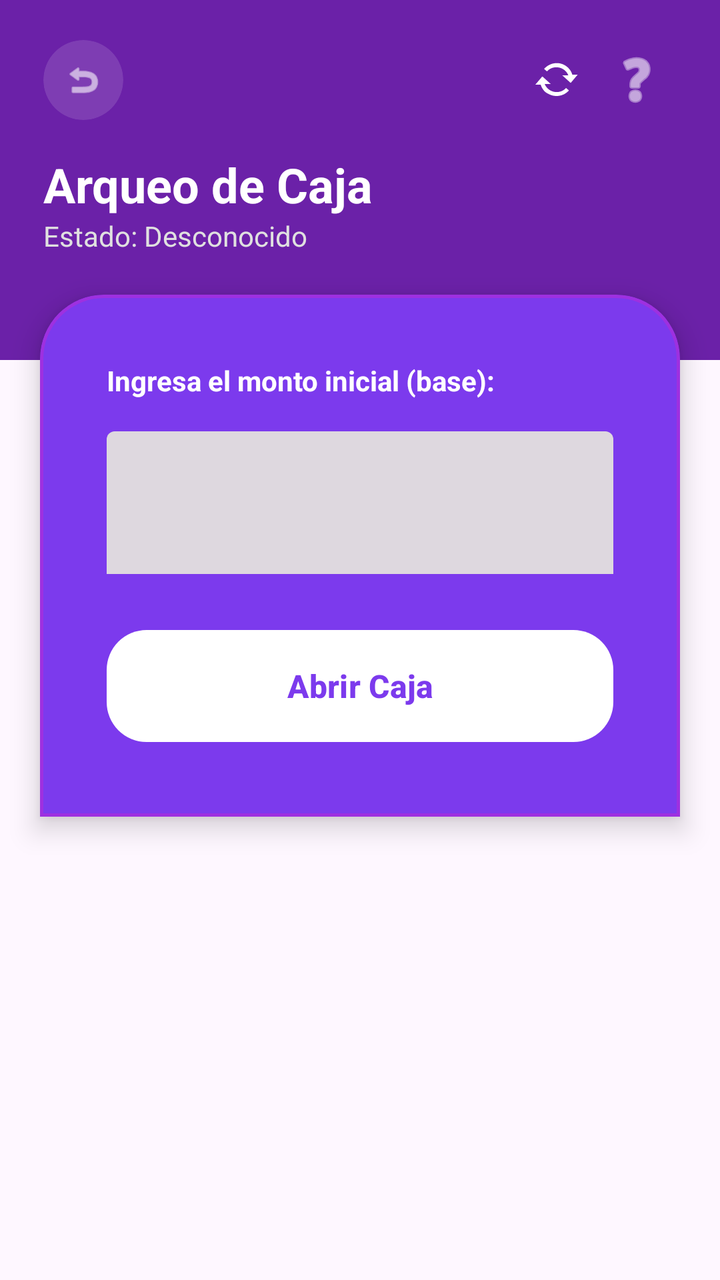
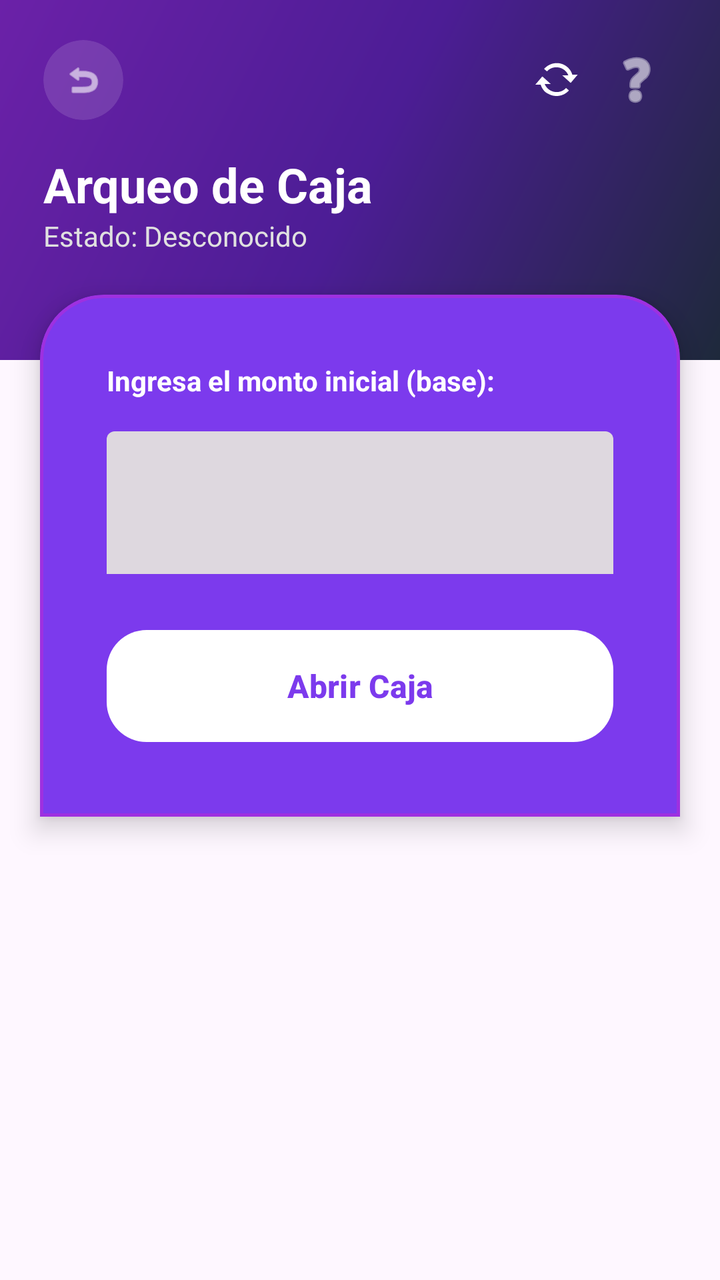

The first picture is an Android layout as it rendered before a commit; the second is the same layout after the commit. The layout source and the unified diff follow.
<!-- AndroidManifest.xml: application theme Theme.Naxor -->
<!-- res/layout/activity_caja.xml -->
<?xml version="1.0" encoding="utf-8"?>
<androidx.constraintlayout.widget.ConstraintLayout xmlns:android="http://schemas.android.com/apk/res/android"
    xmlns:app="http://schemas.android.com/apk/res-auto"
    android:layout_width="match_parent"
    android:layout_height="match_parent"
    android:background="?attr/colorSurface">

    
    <androidx.constraintlayout.widget.Guideline
        android:id="@+id/guidelineLeft"
        android:layout_width="wrap_content"
        android:layout_height="wrap_content"
        android:orientation="vertical"
        app:layout_constraintGuide_percent="0.06" />

    <androidx.constraintlayout.widget.Guideline
        android:id="@+id/guidelineRight"
        android:layout_width="wrap_content"
        android:layout_height="wrap_content"
        android:orientation="vertical"
        app:layout_constraintGuide_percent="0.94" />

    
    <View
        android:id="@+id/topHeaderBackgroundCaja"
        android:layout_width="match_parent"
        android:layout_height="180dp"
        android:background="#6B21A8"
        app:layout_constraintTop_toTopOf="parent" />

    
    <LinearLayout
        android:id="@+id/headerCaja"
        android:layout_width="0dp"
        android:layout_height="wrap_content"
        android:orientation="vertical"
        android:paddingTop="20dp"
        app:layout_constraintEnd_toEndOf="@id/guidelineRight"
        app:layout_constraintStart_toStartOf="@id/guidelineLeft"
        app:layout_constraintTop_toTopOf="parent">

        <RelativeLayout
            android:layout_width="match_parent"
            android:layout_height="wrap_content">

            <com.google.android.material.card.MaterialCardView
                android:id="@+id/btnBackCaja"
                android:layout_width="40dp"
                android:layout_height="40dp"
                android:clickable="true"
                android:focusable="true"
                app:cardBackgroundColor="#20FFFFFF"
                app:cardCornerRadius="20dp"
                app:cardElevation="0dp"
                app:strokeWidth="0dp">

                <ImageView
                    android:layout_width="20dp"
                    android:layout_height="20dp"
                    android:layout_gravity="center"
                    android:src="@android:drawable/ic_menu_revert"
                    app:tint="@android:color/white" />
            </com.google.android.material.card.MaterialCardView>

            <ImageButton
                android:id="@+id/btnSyncIndicator"
                android:layout_width="40dp"
                android:layout_height="40dp"
                android:layout_toStartOf="@id/btnHelpCaja"
                android:background="?attr/selectableItemBackgroundBorderless"
                android:src="@android:drawable/stat_notify_sync"
                app:tint="@android:color/white" />

            <ImageButton
                android:id="@+id/btnHelpCaja"
                android:layout_width="40dp"
                android:layout_height="40dp"
                android:layout_alignParentEnd="true"
                android:background="?attr/selectableItemBackgroundBorderless"
                android:src="@android:drawable/ic_menu_help"
                app:tint="@android:color/white" />
        </RelativeLayout>

        <TextView
            android:layout_width="wrap_content"
            android:layout_height="wrap_content"
            android:layout_marginTop="16dp"
            android:text="Arqueo de Caja"
            android:textColor="@android:color/white"
            android:textSize="24sp"
            android:textStyle="bold" />

        <TextView
            android:id="@+id/tvCajaStatus"
            android:layout_width="wrap_content"
            android:layout_height="wrap_content"
            android:text="Estado: Desconocido"
            android:textColor="#E0E0E0"
            android:textSize="14sp" />
    </LinearLayout>

    <ScrollView
        android:layout_width="match_parent"
        android:layout_height="0dp"
        android:clipToPadding="false"
        android:fillViewport="true"
        app:layout_constraintBottom_toBottomOf="parent"
        app:layout_constraintTop_toBottomOf="@id/headerCaja">

        <LinearLayout
            android:layout_width="match_parent"
            android:layout_height="wrap_content"
            android:orientation="vertical"
            android:paddingBottom="100dp">

            
            <com.google.android.material.card.MaterialCardView
                android:id="@+id/cardCajaContenido"
                android:layout_width="match_parent"
                android:layout_height="wrap_content"
                android:layout_marginHorizontal="20dp"
                android:layout_marginTop="20dp"
                app:cardBackgroundColor="@color/purple_600"
                app:cardElevation="8dp"
                app:shapeAppearance="@style/ShapeAppearance.App.Card.TopRounded"
                app:strokeColor="#80C026D3"
                app:strokeWidth="1.5dp">

                <LinearLayout
                    android:id="@+id/layoutCajaInputs"
                    android:layout_width="match_parent"
                    android:layout_height="wrap_content"
                    android:orientation="vertical"
                    android:padding="24dp">

                    <TextView
                        android:id="@+id/tvCajaPrompt"
                        android:layout_width="wrap_content"
                        android:layout_height="wrap_content"
                        android:text="Ingresa el monto inicial (base):"
                        android:textSize="14sp"
                        android:textStyle="bold"
                        android:textColor="@android:color/white" />

                    <com.google.android.material.textfield.TextInputLayout
                        style="@style/Widget.Material3.TextInputLayout.FilledBox"
                        android:layout_width="match_parent"
                        android:layout_height="wrap_content"
                        android:layout_marginTop="16dp"
                        app:boxBackgroundColor="#20000000"
                        app:boxStrokeWidth="0dp"
                        app:boxStrokeWidthFocused="0dp"
                        app:prefixText="S/ "
                        app:prefixTextColor="@android:color/white">
                        <com.google.android.material.textfield.TextInputEditText
                            android:id="@+id/etCajaMonto"
                            android:layout_width="match_parent"
                            android:layout_height="wrap_content"
                            android:inputType="numberDecimal"
                            android:textColor="@android:color/white"
                            android:textSize="28sp"
                            android:textStyle="bold" />
                    </com.google.android.material.textfield.TextInputLayout>

                    <com.google.android.material.button.MaterialButton
                        android:id="@+id/btnCajaAction"
                        android:layout_width="match_parent"
                        android:layout_height="64dp"
                        android:layout_marginTop="24dp"
                        android:text="Abrir Caja"
                        android:textSize="16sp"
                        android:textStyle="bold"
                        app:backgroundTint="@android:color/white"
                        android:textColor="@color/purple_600"
                        app:cornerRadius="20dp" />
                </LinearLayout>
            </com.google.android.material.card.MaterialCardView>

            
            <LinearLayout
                android:id="@+id/layoutCajaResumen"
                android:layout_width="match_parent"
                android:layout_height="wrap_content"
                android:orientation="vertical"
                android:paddingHorizontal="24dp"
                android:layout_marginTop="24dp"
                android:visibility="gone">

                
                <TextView
                    android:layout_width="wrap_content"
                    android:layout_height="wrap_content"
                    android:text="FLUJO DE EFECTIVO (BILLETES/MONEDAS)"
                    android:textSize="11sp"
                    android:textStyle="bold"
                    android:letterSpacing="0.1"
                    android:textColor="@color/purple_600" />

                <com.google.android.material.card.MaterialCardView
                    android:layout_width="match_parent"
                    android:layout_height="wrap_content"
                    android:layout_marginTop="12dp"
                    android:layout_marginBottom="24dp"
                    app:cardBackgroundColor="?attr/colorSurfaceContainerLow"
                    app:cardCornerRadius="20dp"
                    app:cardElevation="0dp"
                    app:strokeWidth="1dp"
                    app:strokeColor="?attr/colorOutlineVariant">

                    <LinearLayout
                        android:layout_width="match_parent"
                        android:layout_height="wrap_content"
                        android:orientation="vertical"
                        android:padding="16dp">

                        <LinearLayout style="@style/FilaCajaResumen">
                            <TextView android:layout_width="0dp" android:layout_height="wrap_content" android:layout_weight="1" android:text="💰 Base inicial (Cambio):" android:textColor="?attr/colorOnSurfaceVariant" />
                            <TextView android:id="@+id/tvCajaBase" android:layout_width="wrap_content" android:layout_height="wrap_content" android:text="S/ 0.00" android:textStyle="bold" android:textColor="?attr/colorOnSurface" />
                        </LinearLayout>

                        <LinearLayout style="@style/FilaCajaResumen">
                            <TextView android:layout_width="0dp" android:layout_height="wrap_content" android:layout_weight="1" android:text="📈 Ventas en efectivo:" android:textColor="?attr/colorOnSurfaceVariant" />
                            <TextView android:id="@+id/tvCajaVentasEfectivo" android:layout_width="wrap_content" android:layout_height="wrap_content" android:text="+ S/ 0.00" android:textStyle="bold" android:textColor="#059669" />
                        </LinearLayout>

                        <LinearLayout style="@style/FilaCajaResumen">
                            <TextView android:layout_width="0dp" android:layout_height="wrap_content" android:layout_weight="1" android:text="📉 Gastos en efectivo:" android:textColor="?attr/colorOnSurfaceVariant" />
                            <TextView android:id="@+id/tvCajaGastos" android:layout_width="wrap_content" android:layout_height="wrap_content" android:text="- S/ 0.00" android:textStyle="bold" android:textColor="@color/red_600" />
                        </LinearLayout>

                        <View
                            android:layout_width="match_parent"
                            android:layout_height="1dp"
                            android:background="?attr/colorOutlineVariant"
                            android:layout_marginVertical="12dp" />

                        <LinearLayout style="@style/FilaCajaResumen">
                            <TextView android:layout_width="0dp" android:layout_height="wrap_content" android:layout_weight="1" android:text="💵 DEBERÍA HABER EN CAJÓN:" android:textStyle="bold" android:textColor="?attr/colorOnSurface" />
                            <TextView android:id="@+id/tvCajaEsperado" android:layout_width="wrap_content" android:layout_height="wrap_content" android:text="S/ 0.00" android:textSize="18sp" android:textStyle="bold" android:textColor="?attr/colorPrimary" />
                        </LinearLayout>

                    </LinearLayout>
                </com.google.android.material.card.MaterialCardView>

                
                <TextView
                    android:layout_width="wrap_content"
                    android:layout_height="wrap_content"
                    android:text="RECAUDACIÓN DIGITAL (SISTEMA)"
                    android:textSize="11sp"
                    android:textStyle="bold"
                    android:letterSpacing="0.1"
                    android:textColor="#0284C7" />

                <com.google.android.material.card.MaterialCardView
                    android:layout_width="match_parent"
                    android:layout_height="wrap_content"
                    android:layout_marginTop="12dp"
                    app:cardBackgroundColor="?attr/colorSurfaceContainerLow"
                    app:cardCornerRadius="20dp"
                    app:cardElevation="0dp"
                    app:strokeWidth="1dp"
                    app:strokeColor="?attr/colorOutlineVariant">

                    <LinearLayout
                        android:layout_width="match_parent"
                        android:layout_height="wrap_content"
                        android:orientation="vertical"
                        android:padding="16dp">

                        <LinearLayout style="@style/FilaCajaResumen">
                            <ImageView android:layout_width="20dp" android:layout_height="20dp" android:src="@android:drawable/ic_menu_send" app:tint="#7C3AED" />
                            <TextView android:layout_width="0dp" android:layout_height="wrap_content" android:layout_weight="1" android:layout_marginStart="8dp" android:text="Yape / Plin / Transf.:" android:textColor="?attr/colorOnSurfaceVariant" />
                            <TextView android:id="@+id/tvCajaDigital" android:layout_width="wrap_content" android:layout_height="wrap_content" android:text="S/ 0.00" android:textStyle="bold" android:textColor="?attr/colorOnSurface" />
                        </LinearLayout>

                        <LinearLayout style="@style/FilaCajaResumen" android:layout_marginTop="12dp">
                            <ImageView android:layout_width="20dp" android:layout_height="20dp" android:src="@android:drawable/ic_menu_camera" app:tint="#0284C7" />
                            <TextView android:layout_width="0dp" android:layout_height="wrap_content" android:layout_weight="1" android:layout_marginStart="8dp" android:text="Tarjetas (POS):" android:textColor="?attr/colorOnSurfaceVariant" />
                            <TextView android:id="@+id/tvCajaTarjeta" android:layout_width="wrap_content" android:layout_height="wrap_content" android:text="S/ 0.00" android:textStyle="bold" android:textColor="?attr/colorOnSurface" />
                        </LinearLayout>

                    </LinearLayout>
                </com.google.android.material.card.MaterialCardView>

                
                <com.google.android.material.button.MaterialButton
                    android:id="@+id/btnVerHistorialCaja"
                    style="@style/Widget.Material3.Button.TonalButton"
                    android:layout_width="match_parent"
                    android:layout_height="56dp"
                    android:layout_marginTop="32dp"
                    android:text="Ver cierres anteriores"
                    app:icon="@android:drawable/ic_menu_recent_history"
                    app:cornerRadius="16dp" />

            </LinearLayout>
        </LinearLayout>
    </ScrollView>
</androidx.constraintlayout.widget.ConstraintLayout>
<!-- resources referenced by this layout -->
<resources>
  <color name="purple_600">#7C3AED</color>
  <color name="red_600">#DC2626</color>
  <style name="FilaCajaResumen">
          <item name="android:layout_width">match_parent</item>
          <item name="android:layout_height">wrap_content</item>
          <item name="android:orientation">horizontal</item>
          <item name="android:layout_marginTop">10dp</item>
          <item name="android:gravity">center_vertical</item>
      </style>
  <style name="ShapeAppearance.App.Card.TopRounded" parent="ShapeAppearance.Material3.MediumComponent">
          <item name="cornerFamily">rounded</item>
          <item name="cornerSizeTopLeft">32dp</item>
          <item name="cornerSizeTopRight">32dp</item>
          <item name="cornerSizeBottomLeft">0dp</item>
          <item name="cornerSizeBottomRight">0dp</item>
      </style>
  <style name="Theme.Naxor" parent="Base.Theme.Naxor" />
  <style name="Base.Theme.Naxor" parent="Theme.Material3.DayNight.NoActionBar">
          
          
      </style>
</resources>

<!-- the commit's change to res/layout/activity_caja.xml (unified diff, before → after) -->
@@ -25,7 +25,7 @@
         android:id="@+id/topHeaderBackgroundCaja"
         android:layout_width="match_parent"
         android:layout_height="180dp"
-        android:background="#6B21A8"
+        android:background="@drawable/bg_header_purple_gradient"
         app:layout_constraintTop_toTopOf="parent" />
 
     
<!-- resource entries referenced after the edit -->
@@ -2,6 +2,15 @@
 <resources>
   <color name="purple_600">#7C3AED</color>
   <color name="red_600">#DC2626</color>
+  <!-- drawable bg_header_purple_gradient (drawable) -->
+  <?xml version="1.0" encoding="utf-8"?>
+  <shape xmlns:android="http://schemas.android.com/apk/res/android">
+      <gradient
+          android:startColor="#6B21A8"
+          android:centerColor="#4C1D95"
+          android:endColor="#1E293B"
+          android:angle="315" />
+  </shape>
   <style name="FilaCajaResumen">
           <item name="android:layout_width">match_parent</item>
           <item name="android:layout_height">wrap_content</item>
